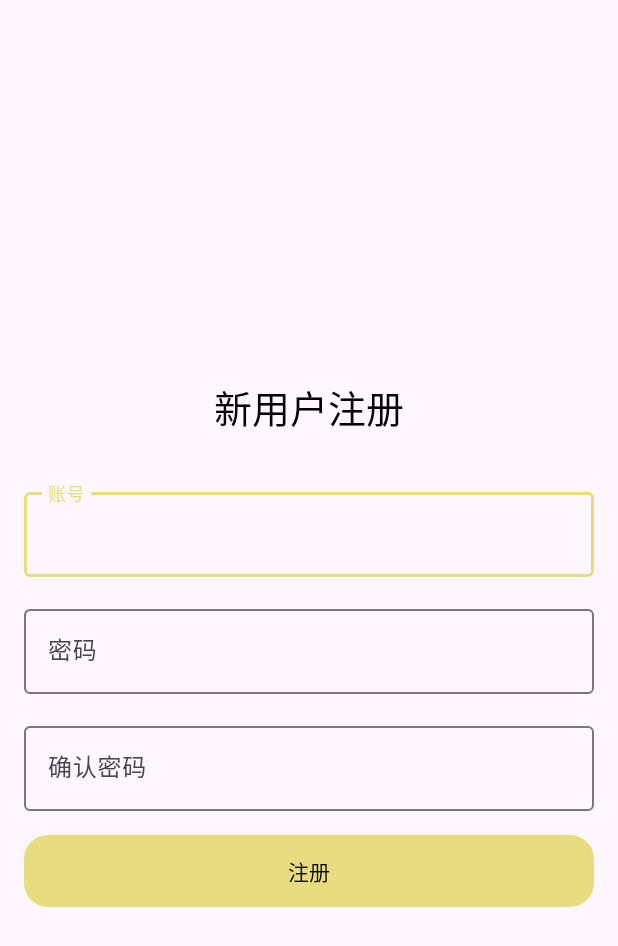
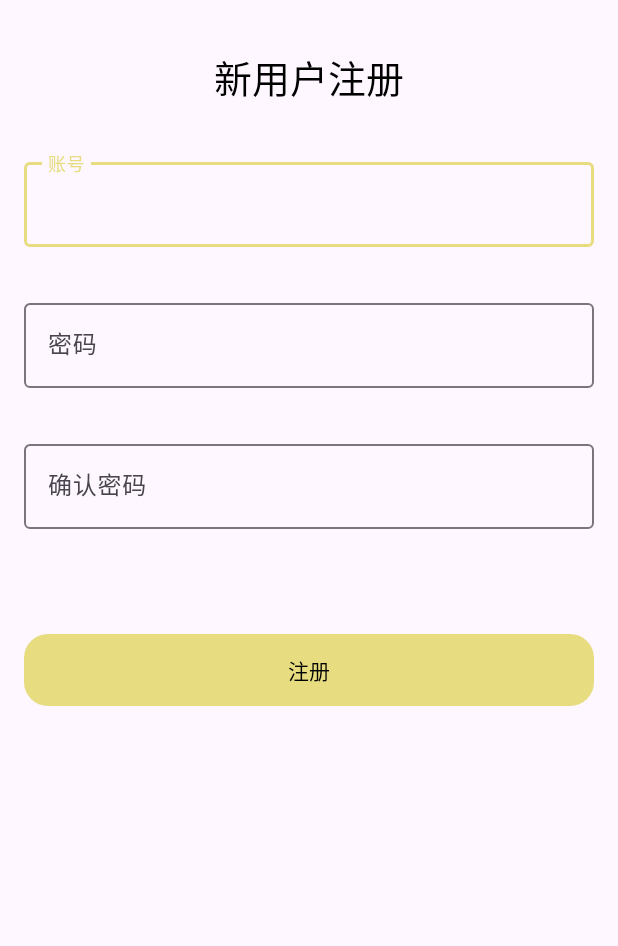
Before and after one commit to yesterdaylz/to-do-APP, an Android app: the RegisterActivity screen opened directly, with no data from a screen before it, on a phone screen of 412 x 824 dp. Shown: the top 946 px of the screen. Run offline under Robolectric (Android 15) with nearby library versions, the phone set to English and light mode, and no system bars; our stand-ins replace Room's generated code.

Commit message:
refactor: 微调登录注册页面ui布局

```diff
--- a/app/src/main/java/com/example/todoapp/ui/activity/LoginActivity.kt
+++ b/app/src/main/java/com/example/todoapp/ui/activity/LoginActivity.kt
@@ -52,8 +52,8 @@ class LoginActivity : AppCompatActivity() {
                     Toast.makeText(this, getString(R.string.error_username_empty), Toast.LENGTH_SHORT).show()
                     return@setOnClickListener
                 }
-                if (username.isEmpty()) {
-                    Toast.makeText(this, getString(R.string.error_username_empty), Toast.LENGTH_SHORT).show()
+                if (pwd.isEmpty()) {
+                    Toast.makeText(this, getString(R.string.error_password_empty), Toast.LENGTH_SHORT).show()
                     return@setOnClickListener
                 }
             }
--- a/app/src/main/res/layout/activity_login.xml
+++ b/app/src/main/res/layout/activity_login.xml
@@ -89,6 +89,7 @@
         android:layout_marginTop="24dp"
         android:text="@string/register_button"
         app:cornerRadius="16dp"
+        android:textColor="@color/black"
         app:layout_constraintStart_toStartOf="parent"
         app:layout_constraintTop_toBottomOf="@id/btnLogin" />
 
--- a/app/src/main/res/layout/activity_register.xml
+++ b/app/src/main/res/layout/activity_register.xml
@@ -19,7 +19,8 @@
         app:layout_constraintBottom_toTopOf="@id/til_username"
         app:layout_constraintStart_toStartOf="parent"
         app:layout_constraintEnd_toEndOf="parent"
-        app:layout_constraintVertical_chainStyle="packed" />
+        app:layout_constraintVertical_chainStyle="packed"
+        app:layout_constraintVertical_bias="0"/>
 
     <com.google.android.material.textfield.TextInputLayout
         android:id="@+id/til_username"
@@ -45,7 +46,7 @@
         android:layout_width="0dp"
         android:layout_height="wrap_content"
         android:layout_marginHorizontal="16dp"
-        android:layout_marginTop="16dp"
+        android:layout_marginTop="32dp"
         app:layout_constraintTop_toBottomOf="@id/til_username"
         app:layout_constraintBottom_toTopOf="@id/til_pwd_again"
         app:layout_constraintStart_toStartOf="parent"
@@ -65,7 +66,7 @@
         android:layout_width="0dp"
         android:layout_height="wrap_content"
         android:layout_marginHorizontal="16dp"
-        android:layout_marginTop="16dp"
+        android:layout_marginTop="32dp"
         app:layout_constraintTop_toBottomOf="@id/til_pwd"
         app:layout_constraintBottom_toTopOf="@id/btnRegister"
         app:layout_constraintStart_toStartOf="parent"
@@ -85,14 +86,15 @@
         android:layout_width="0dp"
         android:layout_height="wrap_content"
         android:layout_marginHorizontal="16dp"
-        android:layout_marginTop="16dp"
+        android:layout_marginTop="70dp"
         android:insetTop="0dp"
         android:insetBottom="0dp"
         android:text="@string/register_button"
         app:cornerRadius="16dp"
-        app:layout_constraintTop_toBottomOf="@id/til_pwd_again"
         app:layout_constraintBottom_toBottomOf="parent"
+        app:layout_constraintEnd_toEndOf="parent"
+        app:layout_constraintHorizontal_bias="0.218"
         app:layout_constraintStart_toStartOf="parent"
-        app:layout_constraintEnd_toEndOf="parent" />
+        app:layout_constraintTop_toBottomOf="@id/til_pwd_again" />
 
 </androidx.constraintlayout.widget.ConstraintLayout>
```
Also changed, not shown: 3 other files.
